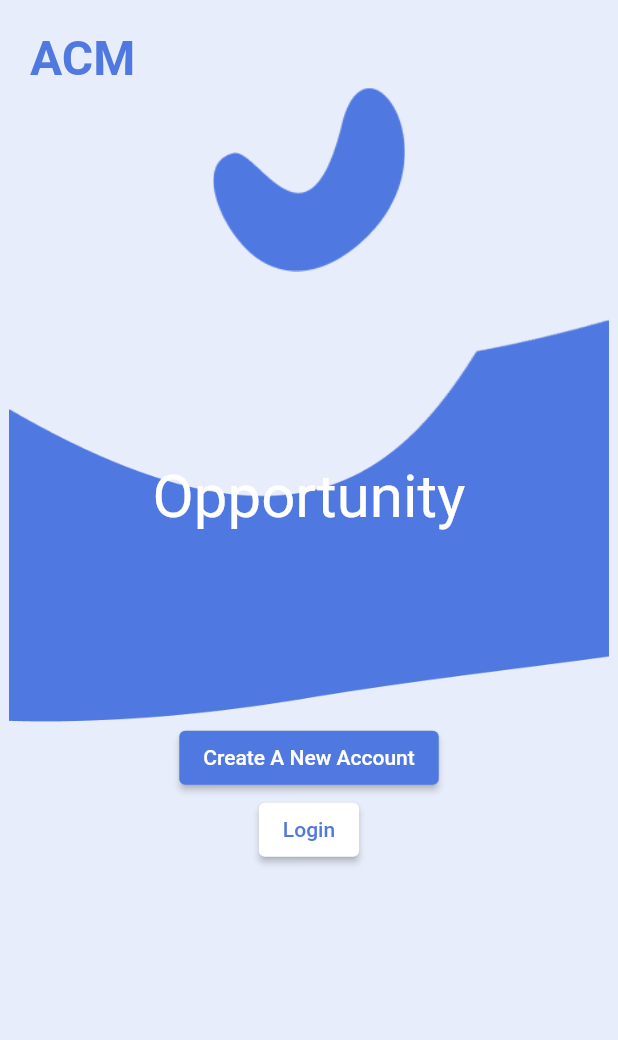
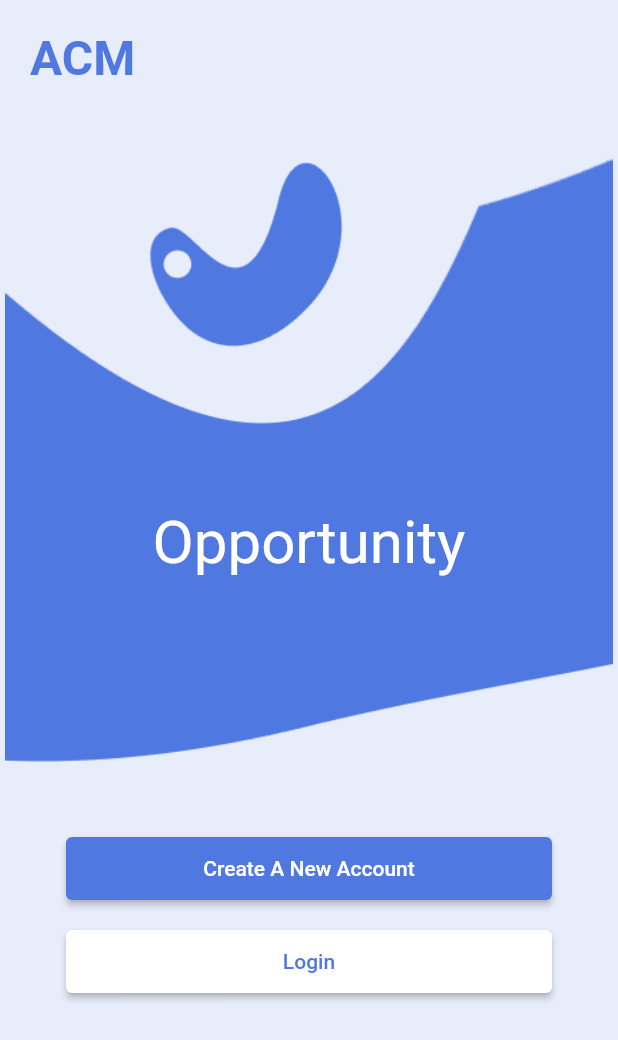
Before and after one commit to perfectionist7/ACM-Opportunities-App, a Flutter app: the screen it shows after launch, on a phone screen of 412 x 824 dp. Shown: the top 1040 px of the screen. Run offline on Flutter 3.47's test engine with Material 2 defaults, Android fonts, the phone set to English and light mode, and no system bars.

Commit message:
first commit

```diff
--- a/lib/main.dart
+++ b/lib/main.dart
@@ -26,49 +26,67 @@ class LandingPage extends StatelessWidget {
                       fontWeight: FontWeight.bold,
                       fontSize: 32),
                 )),
-            Container(
-              margin: new EdgeInsets.symmetric(horizontal: 100),
-              child: Image.asset(
-                'images/Vector3.png',
-                fit: BoxFit.fill,
-                width: 128.52,
-              ),
-            ),
             Stack(
               alignment: Alignment.center,
               children: [
                 Container(
                   child: Image.asset(
                     'images/Vector7.png',
-                    height: 300,
-                    width: 400,
                     fit: BoxFit.fill,
+                    height: 450,
+                    width: 405,
                   ),
                 ),
-                Container(
+                Positioned(
+                  top: 50,
+                  right: 80,
+                  child: Container(
+                    margin: new EdgeInsets.symmetric(horizontal: 100),
+                    child: Image.asset(
+                      'images/curvedimg.png',
+                      width: 128.52,
+                    ),
+                  ),
+                ),
+                Positioned(
+                  top: 280,
+                  child: Container(
                     child: Text(
                       'Opportunity',
                       style: TextStyle(color: Colors.white, fontSize: 40),
                     ),
                   ),
+                ),
               ],
             ),
             SizedBox(
+              height: 50,
+            ),
+            SizedBox(
+              height: 42,
+              width: 324,
               child: ElevatedButton(
                   onPressed: () {},
                   child: Text(
                     'Create A New Account',
                     style: TextStyle(color: Colors.white),
                   ),
-                    style:
-                        ElevatedButton.styleFrom(primary: Color(0xff5078E1)))),
-            ElevatedButton(
+                  style: ElevatedButton.styleFrom(primary: Color(0xff5078E1))),
+            ),
+            SizedBox(
+              height: 20,
+            ),
+            SizedBox(
+              height: 42,
+              width: 324,
+              child: ElevatedButton(
                 onPressed: () {},
                 child: Text(
                   'Login',
                   style: TextStyle(color: Color(0xff5078E1)),
                 ),
                 style: ElevatedButton.styleFrom(primary: Colors.white),
+              ),
             )
           ])),
     );
```
Also changed, not shown: images/curvedimg.png (added). Lines whose indentation alone changed are shown as unchanged.
